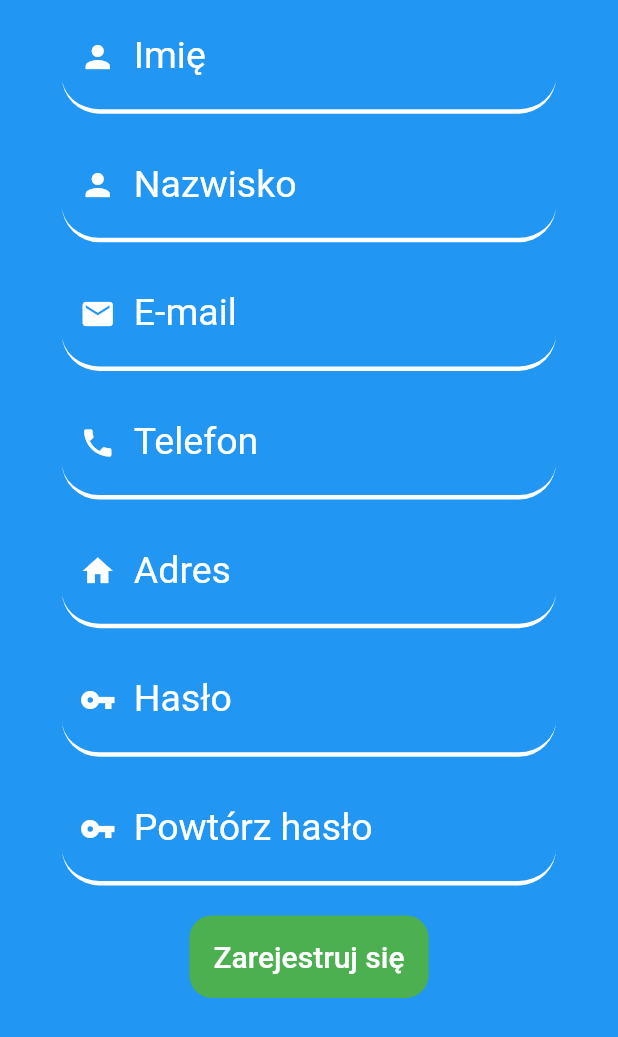
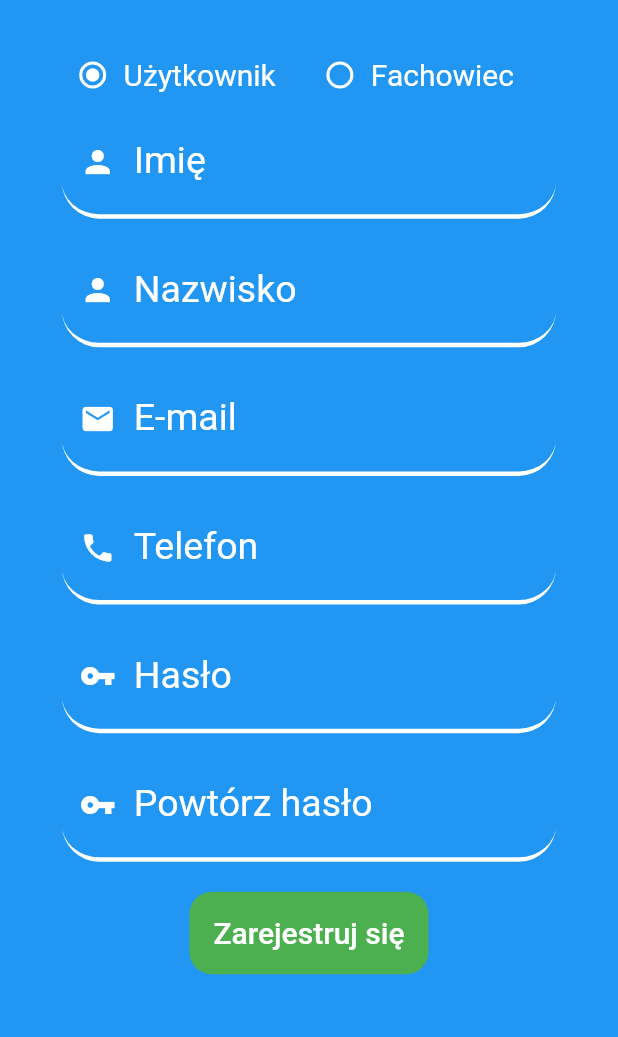
Before and after one commit to PjoterKacprzak/fachowcy-app, a Flutter app: the RegisterPage screen opened directly, on a phone screen of 412 x 824 dp. Shown: the top 1037 px of the screen. Run offline on Flutter 3.47's test engine with Material 2 defaults, Android fonts, the phone set to English and light mode, and no system bars.

Commit message:
added radio buttons for users and specialists - register

```diff
--- a/lib/src/RegisterPage.dart
+++ b/lib/src/RegisterPage.dart
@@ -31,6 +31,8 @@ class RegisterPage extends StatelessWidget {
               child: Column(
                 //mainAxisAlignment: MainAxisAlignment.center,
                 children: <Widget> [
+                  SizedBox(height: 30),
+                  MyStatefulWidget(),
                   TextFormField(
                     controller: nameController,
                     style: TextStyle(
@@ -136,37 +138,6 @@ class RegisterPage extends StatelessWidget {
                         color: Colors.white,
                       ),
                       labelText: 'Telefon',
-                      labelStyle: TextStyle(
-                        color: Colors.white,
-                      ),
-                      focusedBorder: UnderlineInputBorder(
-                        borderSide: BorderSide(
-                          color: Colors.white,
-                        ),
-                      ),
-                      enabledBorder: UnderlineInputBorder(
-                        borderRadius: BorderRadius.circular(25.0),
-                        borderSide: BorderSide(
-                          color: Colors.white,
-                          width: 3.0,
-                          //TODO: ewentualnie to OutlineInputBorder
-                        ),
-                      ),
-                    ),
-                  ),
-                  SizedBox(height: 10), //TODO: coś z tym zrobić
-                  TextFormField(
-                    controller: adresseController,
-                    style: TextStyle(
-                      color: Colors.white,
-                      fontSize: 25,
-                    ),
-                    decoration: InputDecoration(
-                      prefixIcon: Icon(
-                        Icons.home,
-                        color: Colors.white,
-                      ),
-                      labelText: 'Adres',
                       labelStyle: TextStyle(
                         color: Colors.white,
                       ),
@@ -316,3 +287,79 @@ Future<User> createUser (String name,String email,String lastName,String telepho
 }
 
 }
+
+enum WhoUsing { user, specialist }
+
+class MyStatefulWidget extends StatefulWidget {
+  MyStatefulWidget({Key key}) : super(key: key);
+
+  @override
+  _MyStatefulWidgetState createState() => _MyStatefulWidgetState();
+}
+class _MyStatefulWidgetState extends State<MyStatefulWidget> {
+  //TODO: możecie przekazywać to character i na tego podstawie stwierdzać czy to użytkownik czy fachowiec
+  WhoUsing _character = WhoUsing.user;
+
+  Widget build(BuildContext context) {
+    return Container(
+      child: Row(
+        children: <Widget>[
+          Expanded(
+            flex: 1,
+            child: Theme(
+              data: ThemeData(unselectedWidgetColor: Colors.white),
+              child: Radio(
+                materialTapTargetSize: MaterialTapTargetSize.shrinkWrap,
+                activeColor: Colors.white,
+                value: WhoUsing.user,
+                groupValue: _character,
+                onChanged: (WhoUsing value) {
+                  setState(() {
+                    _character = value;
+                    print(value);
+                  });
+                },
+              ),
+            ),
+          ),
+          Expanded(
+            flex: 3,
+            child: const Text(
+                'Użytkownik',
+                textAlign: TextAlign.left,
+                style: TextStyle(fontSize: 20, color: Colors.white)
+            ),
+          ),
+          Expanded(
+            flex: 1,
+            child: Theme(
+              data: ThemeData(unselectedWidgetColor: Colors.white),
+              child: Radio(
+                materialTapTargetSize: MaterialTapTargetSize.shrinkWrap,
+                activeColor: Colors.white,
+                value: WhoUsing.specialist,
+                groupValue: _character,
+                onChanged: (WhoUsing value) {
+                  setState(() {
+                    _character = value;
+                    print(value);
+                  });
+                },
+              ),
+            ),
+          ),
+          Expanded(
+            flex: 3,
+            child: const Text(
+                'Fachowiec',
+                textAlign: TextAlign.left,
+                style: TextStyle(fontSize: 20, color: Colors.white)
+            ),
+          ),
+        ],
+      ),
+    );
+  }
+
+  //TODO: ewentualnie ListTile
+}
```
